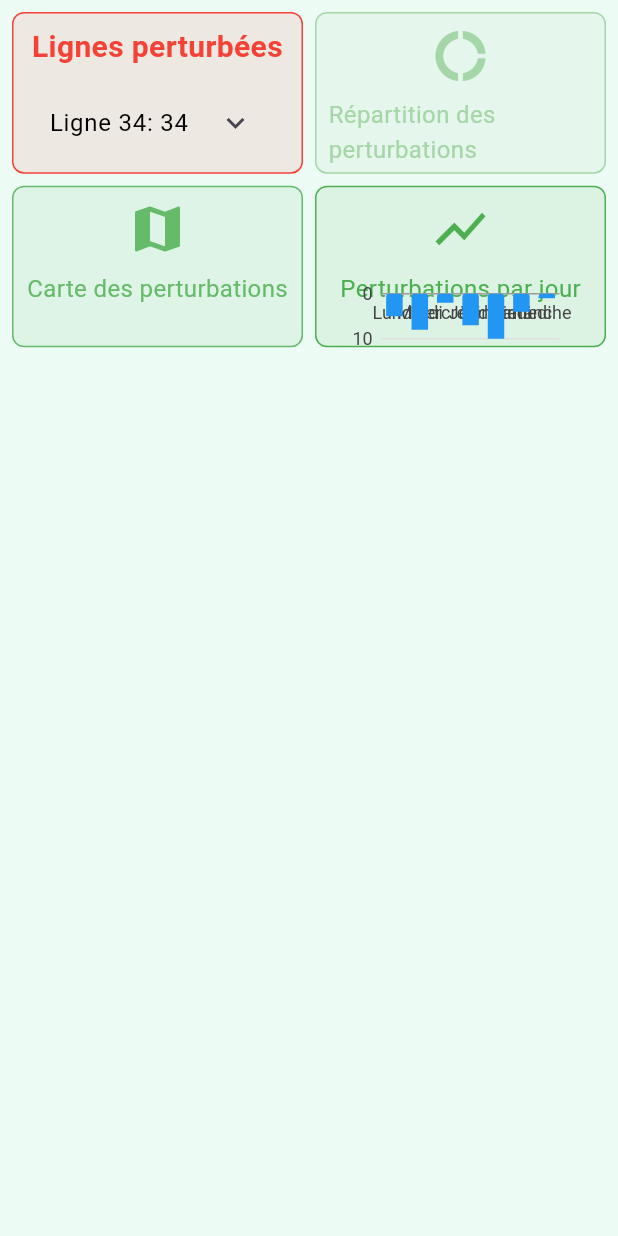
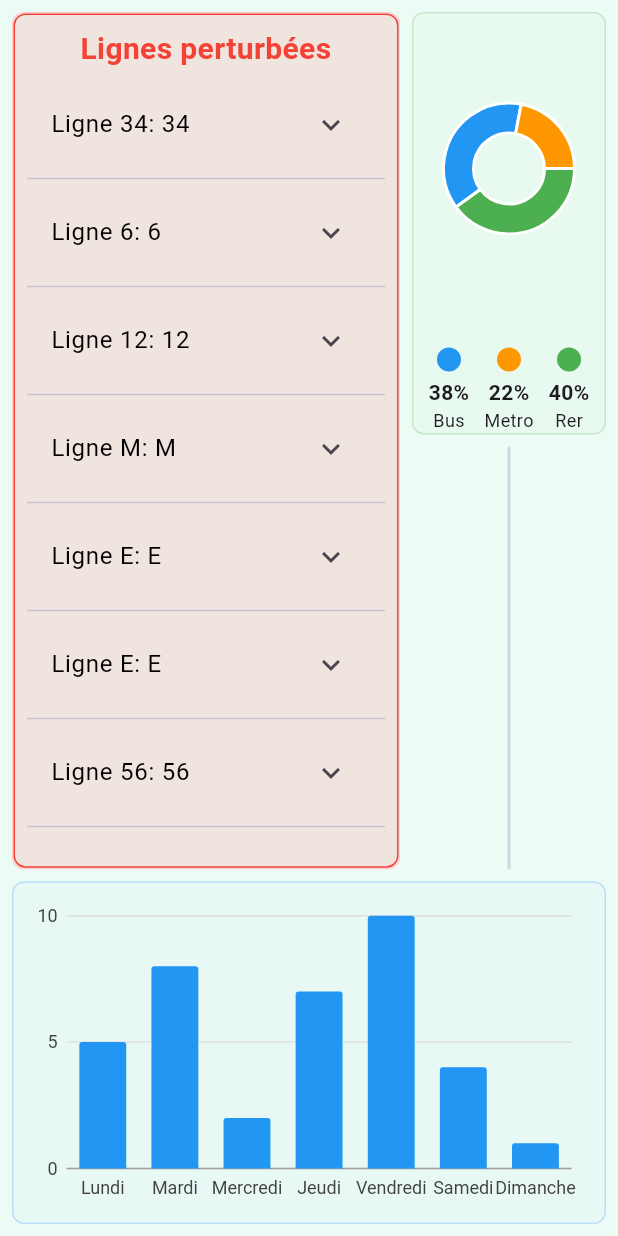
Before and after one commit to 1PasPlus/RATP_flutter, a Flutter app: the screen it shows after launch, on a phone screen of 412 x 824 dp. Run offline on Flutter 3.47's test engine with Material 3 defaults, Android fonts, the phone set to English and light mode, and no system bars; our stand-ins replace charts_flutter; missing offline and left inert: syncfusion_flutter_maps; network calls fail.

Commit message:
Changing the display into different sizes of tiles

```diff
--- a/lib/dashboard.dart
+++ b/lib/dashboard.dart
@@ -44,25 +44,18 @@ class _DashboardState extends State<Dashboard> {
       String linesData = await rootBundle.loadString('assets/lines.json');
       final linesJson = json.decode(linesData) as List;
       lines = linesJson.map((json) => Line.fromJson(json)).toList();
-      linesMap =
-      {for (var line in lines) if (line.idLine != null) line.idLine!: line};
+      linesMap = {for (var line in lines) if (line.idLine != null) line.idLine!: line};
 
       // Load disruptions data
-      String disruptionsData = await rootBundle.loadString(
-          'assets/disruptions.json');
+      String disruptionsData = await rootBundle.loadString('assets/disruptions.json');
       final disruptionsJson = json.decode(disruptionsData) as List;
-      disruptions =
-          disruptionsJson.map((json) => Disruption.fromJson(json)).toList();
+      disruptions = disruptionsJson.map((json) => Disruption.fromJson(json)).toList();
 
       // Find disrupted lines
       disruptedLines = disruptions
           .expand((disruption) => disruption.impactedObjects ?? [])
           .where((obj) => obj.type == 'line')
-          .map((obj) =>
-          obj.objectId
-              ?.split('IDFM:')
-              .last
-              .trim())
+          .map((obj) => obj.objectId?.split('IDFM:').last.trim())
           .where((id) => id != null && linesMap.containsKey(id))
           .map((id) => linesMap[id]!)
           .toList();
@@ -72,17 +65,14 @@ class _DashboardState extends State<Dashboard> {
       for (var line in disruptedLines) {
         String? mode = line.transportMode?.toLowerCase();
         if (transportModes.contains(mode)) {
-          transportDisruptionCounts[mode!] =
-          (transportDisruptionCounts[mode]! + 1);
+          transportDisruptionCounts[mode!] = (transportDisruptionCounts[mode]! + 1);
         }
       }
 
       // Calculate percentages
-      int totalDisruptions = transportDisruptionCounts.values.fold(
-          0, (a, b) => a + b);
+      int totalDisruptions = transportDisruptionCounts.values.fold(0, (a, b) => a + b);
       transportDisruptionPercentages = totalDisruptions > 0
-          ? transportDisruptionCounts.map((k, v) =>
-          MapEntry(k, v / totalDisruptions * 100))
+          ? transportDisruptionCounts.map((k, v) => MapEntry(k, v / totalDisruptions * 100))
           : {for (var mode in transportModes) mode: 0.0};
 
       // Static example for disruptions per day
@@ -129,10 +119,9 @@ class _DashboardState extends State<Dashboard> {
                   'cause': disruption['cause'] ?? 'Cause inconnue',
                   'messages': (disruption['messages'] as List<dynamic>?)
                       ?.map((msg) => msg['text'])
-                      .join("\n") ??
+                      .join("\\n") ??
                       'Pas de message disponible',
-                  'severity': disruption['severity']?['name'] ??
-                      'Gravité inconnue',
+                  'severity': disruption['severity']?['name'] ?? 'Gravité inconnue',
                   'longitude': coord['lon'],
                   'latitude': coord['lat'],
                 });
@@ -150,59 +139,76 @@ class _DashboardState extends State<Dashboard> {
   }
 
   @override
-  @override
   Widget build(BuildContext context) {
     return Scaffold(
       backgroundColor: Color(0xFFECFBF4), // Vert RATP pour le fond du dashboard
       body: Padding(
         padding: const EdgeInsets.all(8.0),
-        child: GridView.builder(
-          gridDelegate: SliverGridDelegateWithFixedCrossAxisCount(
-            crossAxisCount: 2, // Deux tuiles par ligne
-            crossAxisSpacing: 8.0, // Espacement horizontal
-            mainAxisSpacing: 8.0, // Espacement vertical
-            childAspectRatio: 1.8, // Ratio pour rendre les tuiles plus compactes
-          ),
-          itemCount: 4, // Nombre total de tuiles
-          itemBuilder: (context, index) {
-            if (index == 0) {
-              return disruptedLines.isEmpty
-                  ? DashboardTile(
-                title: 'Aucune perturbation',
-                icon: Icons.check_circle,
-                color: Color(0xFFBDECB6), // Vert clair pour contraste
-                child: SizedBox(),
-              )
-                  : DisruptedLinesTile(
-                disruptedLines: disruptedLines,
-                disruptions: disruptions,
-              );
-            } else if (index == 1) {
-              return DashboardTile(
-                title: 'Répartition des perturbations',
-                icon: Icons.donut_large,
-                color: Color(0xFFA5D6A7),
-                child: TransportDisruptionPieChart(),
-              );
-            }
-            else if (index == 2) {
-              return stopAreaDisruptions.isEmpty
-                  ? DashboardTile(
-                title: 'Carte des perturbations',
-                icon: Icons.map,
-                color: Color(0xFF66BB6A), // Vert moyen
-                child: SizedBox(),
-              )
-                  : MapScreen(disruptions: stopAreaDisruptions);
-            } else {
-              return DashboardTile(
-                title: 'Perturbations par jour',
-                icon: Icons.show_chart,
-                color: Color(0xFF4CAF50), // Vert vif
+        child: Column(
+          children: [
+            // First row: Wide tile on the left, two smaller tiles on the right
+            Expanded(
+              flex: 5,
+              child: Row(
+                children: [
+                  // Wide tile on the left
+                  Expanded(
+                    flex: 2,
+                    child: DashboardTile(
+                      //title: disruptedLines.isEmpty ? 'Aucune perturbation' : 'Lignes perturbées',
+                      //icon: disruptedLines.isEmpty ? Icons.check_circle : Icons.warning,
+                      color: Colors.red.shade100,
+                      child: disruptedLines.isEmpty
+                          ? SizedBox()
+                          : DisruptedLinesTile(
+                        disruptedLines: disruptedLines,
+                        disruptions: disruptions,
+                      ),
+                    ),
+                  ),
+                  SizedBox(width: 8.0), // Spacing
+                  // Two smaller tiles stacked vertically on the right
+                  Expanded(
+                    flex: 1,
+                    child: Column(
+                      children: [
+                        Expanded(
+                          child: DashboardTile(
+                            //title: 'Répartition des perturbations',
+                            //icon: Icons.pie_chart,
+                            color: Colors.green.shade100,
+                            child: TransportDisruptionPieChart(),
+                          ),
+                        ),
+                        SizedBox(height: 8.0), // Spacing
+                        Expanded(
+                          child: DashboardTile(
+                            //title: 'Carte des perturbations',
+                            //icon: Icons.map,
+                            color: Colors.blueGrey.shade100,
+                            child: stopAreaDisruptions.isEmpty
+                                ? SizedBox()
+                                : MapScreen(disruptions: stopAreaDisruptions),
+                          ),
+                        ),
+                      ],
+                    ),
+                  ),
+                ],
+              ),
+            ),
+            SizedBox(height: 8.0), // Spacing between rows
+            // Second row: Full-width chart
+            Expanded(
+              flex: 2,
+              child: DashboardTile(
+                //title: 'Perturbations par jour',
+                //icon: Icons.show_chart,
+                color: Colors.blue.shade100,
                 child: DisruptionsLineChart.sampleData(),
-              );
-            }
-          },
+              ),
+            ),
+          ],
         ),
       ),
     );
--- a/lib/dashboard_tile.dart
+++ b/lib/dashboard_tile.dart
@@ -1,14 +1,14 @@
 import 'package:flutter/material.dart';
 
 class DashboardTile extends StatelessWidget {
-  final String title;
-  final IconData icon;
+  //final String title;
+  //final IconData icon;
   final Color color;
   final Widget child;
 
   DashboardTile({
-    required this.title,
-    required this.icon,
+    //required this.title,
+   // required this.icon,
     required this.color,
     required this.child,
   });
@@ -16,7 +16,7 @@ class DashboardTile extends StatelessWidget {
   @override
   Widget build(BuildContext context) {
     return Container(
-      padding: EdgeInsets.all(8.0), // Réduire les marges internes
+      padding: EdgeInsets.all(0), // Réduire les marges internes
       decoration: BoxDecoration(
         color: color.withOpacity(0.1),
         borderRadius: BorderRadius.circular(8.0),
@@ -25,12 +25,12 @@ class DashboardTile extends StatelessWidget {
       child: Column(
         mainAxisAlignment: MainAxisAlignment.center,
         children: [
-          Icon(icon, size: 40.0, color: color), // Réduire la taille de l’icône
-          SizedBox(height: 8.0), // Réduire l’espacement vertical
-          Text(
-            title,
-            style: TextStyle(fontSize: 16.0, color: color), // Réduire la taille du texte
-          ),
+          //Icon(icon, size: 40.0, color: color), // Réduire la taille de l’icône
+          SizedBox(height: 0), // Réduire l’espacement vertical
+          //Text(
+           // title,
+           // style: TextStyle(fontSize: 16.0, color: color), // Réduire la taille du texte
+        //  ),
           Expanded(child: child), // Adapter la taille du contenu
         ],
       ),
```
Also changed, not shown: lib/map_screen.dart (+40 -5 lines).
